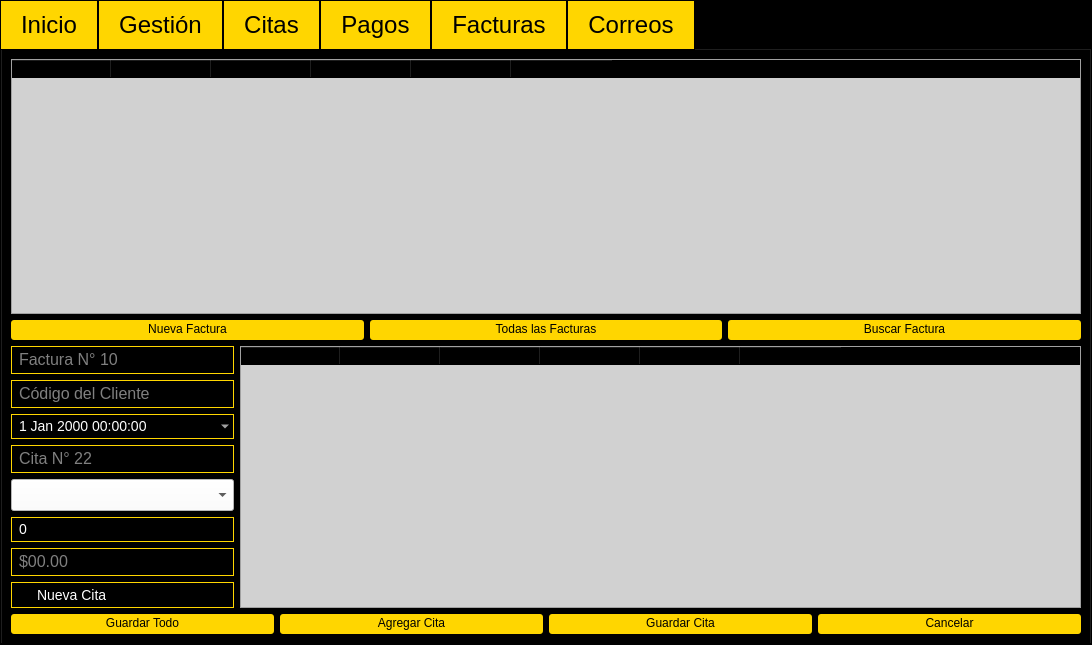
The window that GymFitness/View/gymoperations.ui (J-Pinos3/Desktop_GymManagement) describes before a commit, drawn with Qt 5.
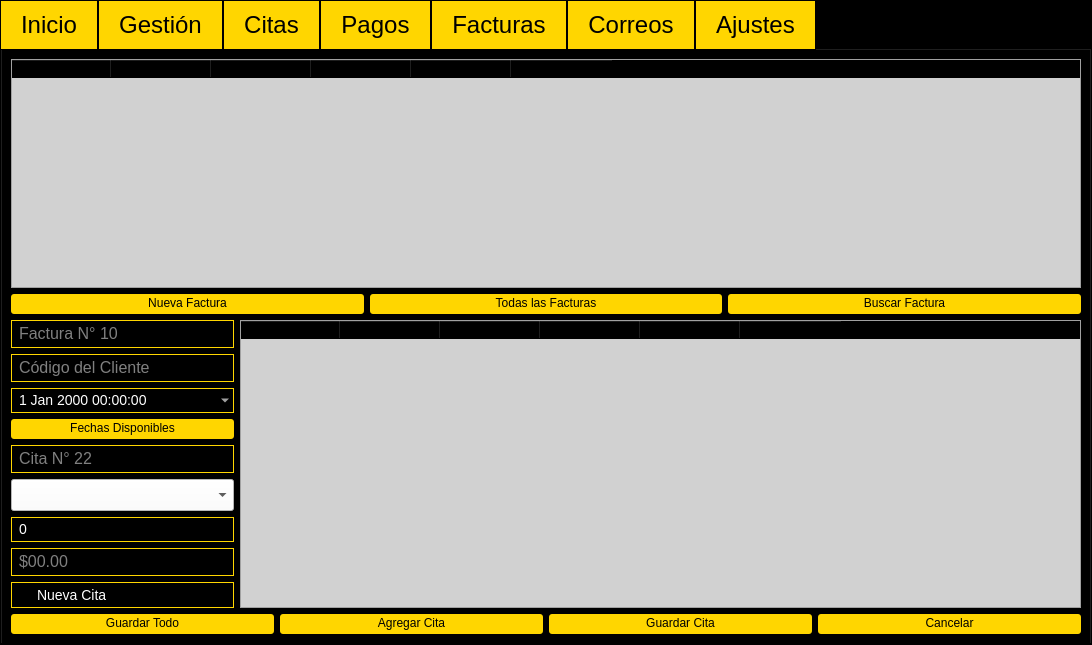
The same window after the commit. The open tabs and pages were chosen to show the change.

Commit message: added calendar to see ocuppied dates for appoints

What changed in the file:
```diff
--- a/GymFitness/View/gymoperations.ui
+++ b/GymFitness/View/gymoperations.ui
@@ -662,6 +662,13 @@
                </property>
               </widget>
              </item>
+             <item>
+              <widget class="QPushButton" name="btnAvailableDates">
+               <property name="text">
+                <string>Fechas Disponibles</string>
+               </property>
+              </widget>
+             </item>
              <item>
               <widget class="QLineEdit" name="appointNumber">
                <property name="sizePolicy">
@@ -1353,6 +1360,11 @@
        </item>
       </layout>
      </widget>
+     <widget class="QWidget" name="tabConfig">
+      <attribute name="title">
+       <string>Ajustes</string>
+      </attribute>
+     </widget>
     </widget>
    </item>
   </layout>
```
Left out of the diff: 2 changed lines with no effect on the pictures. The commit also changes 35 other files.
